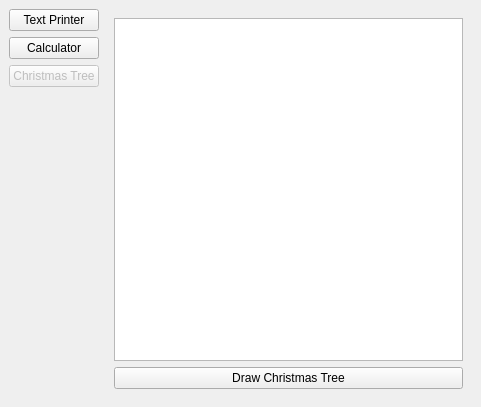
First picture: the form in envs/gui_env/src/main_window.ui, repository bjuergens/automatic-gui-testing, before the edit.
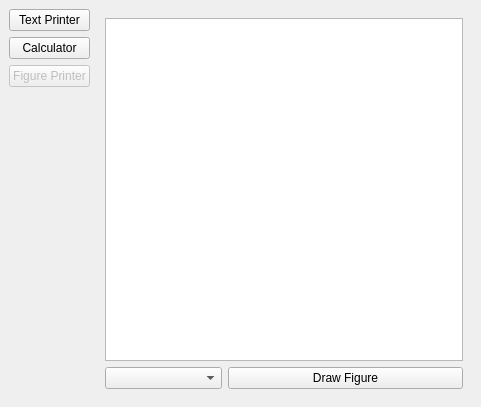
Second picture: the form after the edit. The open tabs and pages were chosen to show the change.

Commit message: Added Figure Printer as a third tab

```diff
--- a/envs/gui_env/src/main_window.ui
+++ b/envs/gui_env/src/main_window.ui
@@ -43,7 +43,7 @@
          <bool>false</bool>
         </property>
         <property name="text">
-         <string>Christmas Tree</string>
+         <string>Figure Printer</string>
         </property>
         <property name="checkable">
          <bool>false</bool>
@@ -122,14 +122,25 @@
       <widget class="QWidget" name="page_3">
        <layout class="QVBoxLayout" name="verticalLayout_2">
         <item>
-         <widget class="QPlainTextEdit" name="christmas_tree_output"/>
+         <widget class="QPlainTextEdit" name="figure_printer_output">
+          <property name="readOnly">
+           <bool>true</bool>
+          </property>
+         </widget>
         </item>
         <item>
-         <widget class="QPushButton" name="start_drawing_christmas_tree_button">
+         <layout class="QHBoxLayout" name="horizontalLayout_2" stretch="1,2">
+          <item>
+           <widget class="QComboBox" name="figure_combobox"/>
+          </item>
+          <item>
+           <widget class="QPushButton" name="start_drawing_figure_button">
           <property name="text">
-           <string>Draw Christmas Tree</string>
-          </property>
-         </widget>
+             <string>Draw Figure</string>
+            </property>
+           </widget>
+          </item>
+         </layout>
         </item>
        </layout>
       </widget>
```
Left out of the diff: 2 changed lines with no effect on the pictures. Lines whose indentation alone changed are shown as unchanged. The commit also changes 5 other files.
